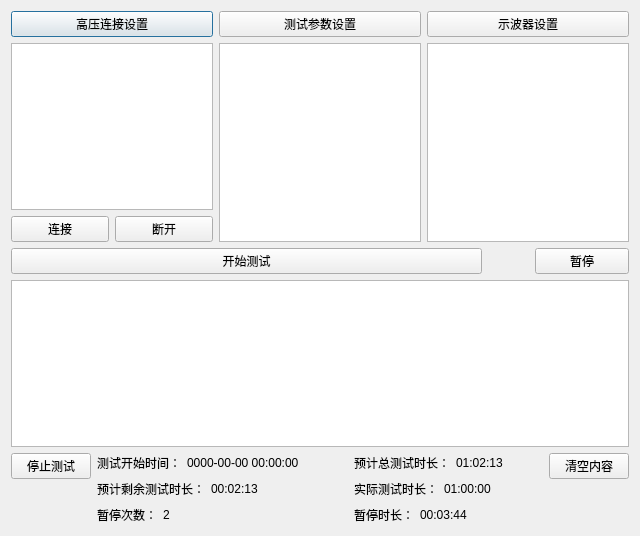
curious-heart/X-exposer-tool, file main_dialog.ui: the form before one commit.
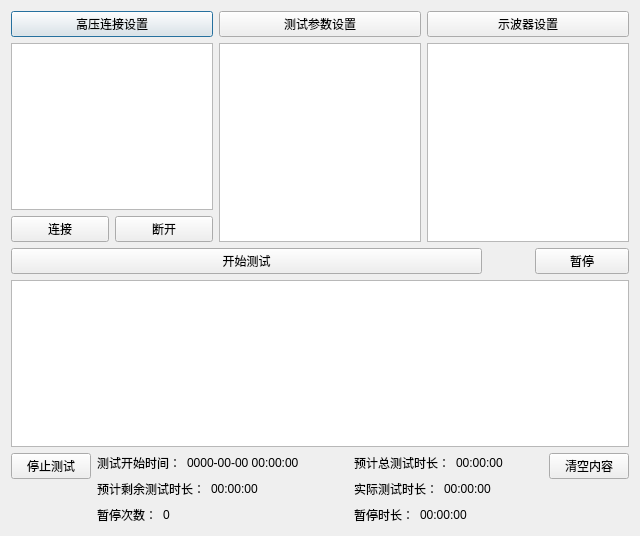
The form after the commit.

Diff of the .ui file:
```diff
--- a/main_dialog.ui
+++ b/main_dialog.ui
@@ -222,7 +222,7 @@
          <item>
           <widget class="QLabel" name="exptRemainTestDuraDisplayLbl">
            <property name="text">
-            <string>00:02:13</string>
+            <string>00:00:00</string>
            </property>
           </widget>
          </item>
@@ -253,7 +253,7 @@
          <item>
           <widget class="QLabel" name="pauseCntDisplayLbl">
            <property name="text">
-            <string>2</string>
+            <string>0</string>
            </property>
           </widget>
          </item>
@@ -301,7 +301,7 @@
          <item>
           <widget class="QLabel" name="exptTotalTestDuraDisplayLbl">
            <property name="text">
-            <string>01:02:13</string>
+            <string>00:00:00</string>
            </property>
           </widget>
          </item>
@@ -332,7 +332,7 @@
          <item>
           <widget class="QLabel" name="actTestDuraDisplayLbl">
            <property name="text">
-            <string>01:00:00</string>
+            <string>00:00:00</string>
            </property>
           </widget>
          </item>
@@ -363,7 +363,7 @@
          <item>
           <widget class="QLabel" name="pauseDuraDisplayLbl">
            <property name="text">
-            <string>00:03:44</string>
+            <string>00:00:00</string>
            </property>
           </widget>
          </item>
```
